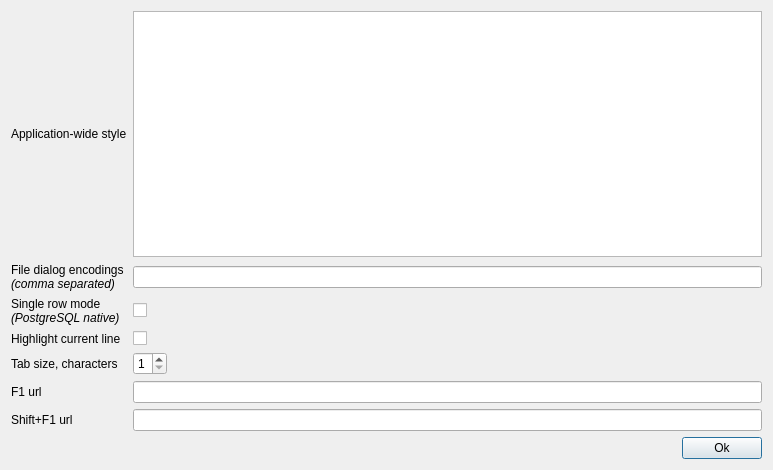
parihaaraka/sqt, file src/settingsdialog.ui: the form before one commit.
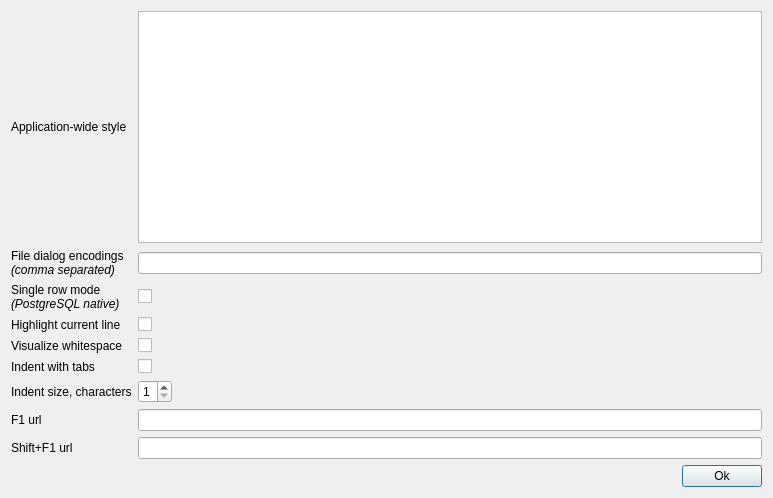
The form after the commit.

Commit message: indentation with spaces; whitespaces visualization

Patch:
```diff
--- a/src/settingsdialog.ui
+++ b/src/settingsdialog.ui
@@ -7,7 +7,7 @@
     <x>0</x>
     <y>0</y>
     <width>773</width>
-    <height>470</height>
+    <height>498</height>
    </rect>
   </property>
   <property name="windowTitle">
@@ -16,10 +16,10 @@
   <layout class="QVBoxLayout" name="verticalLayout">
    <item>
     <layout class="QGridLayout" name="gridLayout">
-     <item row="0" column="0">
-      <widget class="QLabel" name="label">
+     <item row="8" column="0">
+      <widget class="QLabel" name="label_7">
        <property name="text">
-        <string>Application-wide style</string>
+        <string>Shift+F1 url</string>
        </property>
       </widget>
      </item>
@@ -33,8 +33,8 @@
        </property>
       </widget>
      </item>
-     <item row="1" column="1" colspan="2">
-      <widget class="QLineEdit" name="encodings"/>
+     <item row="8" column="1" colspan="2">
+      <widget class="QLineEdit" name="shiftF1url"/>
      </item>
      <item row="2" column="0">
       <widget class="QLabel" name="label_3">
@@ -43,8 +43,15 @@
        </property>
       </widget>
      </item>
-     <item row="2" column="1">
-      <widget class="QCheckBox" name="singleRowMode"/>
+     <item row="7" column="0">
+      <widget class="QLabel" name="label_6">
+       <property name="text">
+        <string>F1 url</string>
+       </property>
+      </widget>
+     </item>
+     <item row="0" column="1" colspan="2">
+      <widget class="QPlainTextEdit" name="appStyle"/>
      </item>
      <item row="3" column="0">
       <widget class="QLabel" name="label_4">
@@ -56,15 +63,65 @@
      <item row="3" column="1">
       <widget class="QCheckBox" name="highlightCurrentLine"/>
      </item>
+     <item row="7" column="1" colspan="2">
+      <widget class="QLineEdit" name="f1url"/>
+     </item>
+     <item row="2" column="1">
+      <widget class="QCheckBox" name="singleRowMode"/>
+     </item>
+     <item row="1" column="1" colspan="2">
+      <widget class="QLineEdit" name="encodings"/>
+     </item>
+     <item row="0" column="0">
+      <widget class="QLabel" name="label">
+       <property name="text">
+        <string>Application-wide style</string>
+       </property>
+      </widget>
+     </item>
      <item row="4" column="0">
-      <widget class="QLabel" name="label_2">
+      <widget class="QLabel" name="label_8">
        <property name="text">
-        <string>Tab size, characters</string>
+        <string>Visualize whitespace</string>
        </property>
       </widget>
      </item>
      <item row="4" column="1">
-      <widget class="QSpinBox" name="tabSize">
+      <widget class="QCheckBox" name="visualizeWhitespace">
+       <property name="text">
+        <string/>
+       </property>
+      </widget>
+     </item>
+     <item row="6" column="0">
+      <widget class="QLabel" name="label_2">
+       <property name="text">
+        <string>Indent size, characters</string>
+       </property>
+      </widget>
+     </item>
+     <item row="6" column="2">
+      <spacer name="horizontalSpacer">
+       <property name="orientation">
+        <enum>Qt::Orientation::Horizontal</enum>
+       </property>
+       <property name="sizeHint" stdset="0">
+        <size>
+         <width>40</width>
+         <height>20</height>
+        </size>
+       </property>
+      </spacer>
+     </item>
+     <item row="5" column="0">
+      <widget class="QLabel" name="label_9">
+       <property name="text">
+        <string>Indent with tabs</string>
+       </property>
+      </widget>
+     </item>
+     <item row="6" column="1">
+      <widget class="QSpinBox" name="indentSize">
        <property name="minimum">
         <number>1</number>
        </property>
@@ -73,39 +130,13 @@
        </property>
       </widget>
      </item>
-     <item row="4" column="2">
-      <spacer name="horizontalSpacer">
-       <property name="orientation">
-        <enum>Qt::Horizontal</enum>
-       </property>
-       <property name="sizeHint" stdset="0">
-        <size>
-         <width>40</width>
-         <height>20</height>
-        </size>
-       </property>
-      </spacer>
-     </item>
-     <item row="5" column="0">
-      <widget class="QLabel" name="label_6">
+     <item row="5" column="1">
+      <widget class="QCheckBox" name="tabsIndent">
        <property name="text">
-        <string>F1 url</string>
+        <string/>
        </property>
       </widget>
      </item>
-     <item row="5" column="1" colspan="2">
-      <widget class="QLineEdit" name="f1url"/>
-     </item>
-     <item row="6" column="0">
-      <widget class="QLabel" name="label_7">
-       <property name="text">
-        <string>Shift+F1 url</string>
-       </property>
-      </widget>
-     </item>
-     <item row="6" column="1" colspan="2">
-      <widget class="QLineEdit" name="shiftF1url"/>
-     </item>
     </layout>
    </item>
    <item>
```
Left out of the diff: 17 changed lines with no effect on the pictures. The commit also changes 6 other files.
